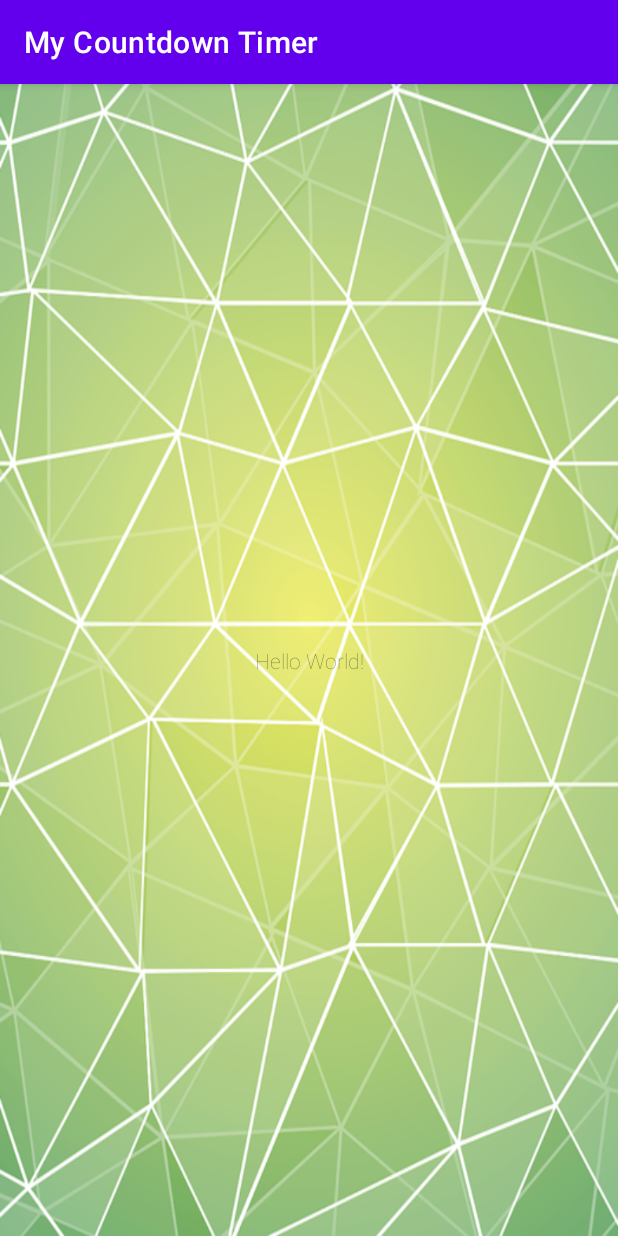
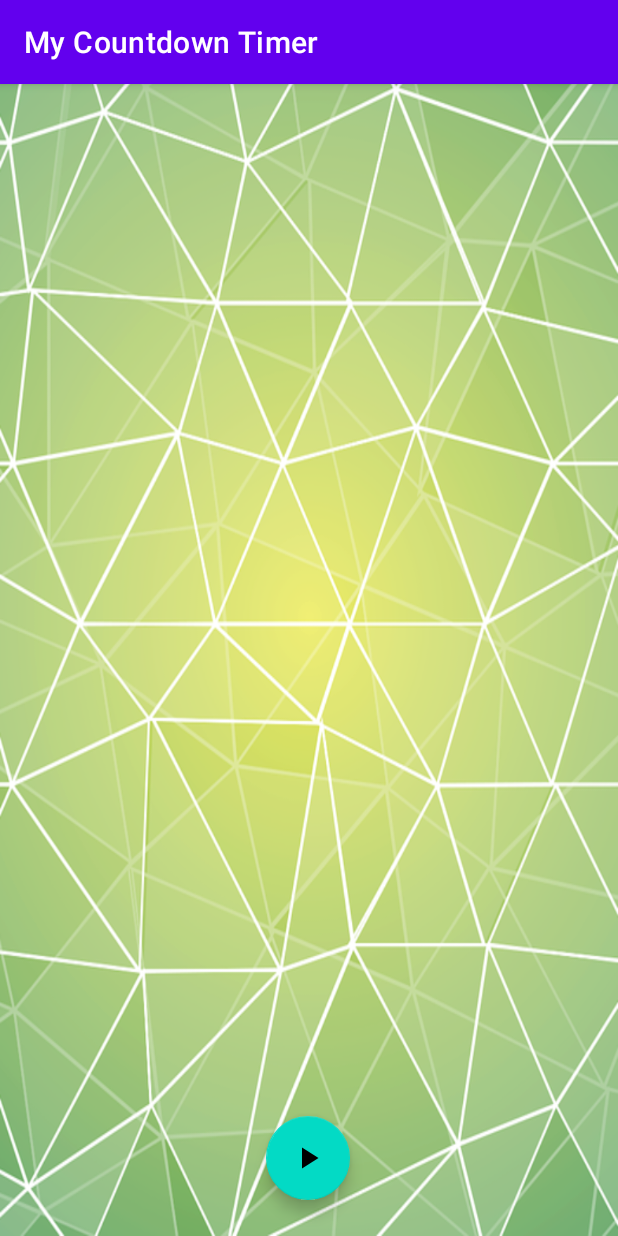
Before and after one commit to nao-18/count_down_timer_app, an Android app: the screen it shows after launch (MainActivity), on a phone screen of 412 x 824 dp. Run offline under Robolectric (Android 15) with nearby library versions, the phone set to English and light mode, and no system bars.

Commit message:
再生ボタン追加

```diff
--- a/app/src/main/res/layout/activity_main.xml
+++ b/app/src/main/res/layout/activity_main.xml
@@ -6,13 +6,16 @@
     android:layout_height="match_parent"
     tools:context=".MainActivity">
 
-    <TextView
+    <com.google.android.material.floatingactionbutton.FloatingActionButton
+        android:id="@+id/playStop"
         android:layout_width="wrap_content"
         android:layout_height="wrap_content"
-        android:text="Hello World!"
+        android:layout_marginBottom="24dp"
+        android:clickable="true"
         app:layout_constraintBottom_toBottomOf="parent"
-        app:layout_constraintLeft_toLeftOf="parent"
-        app:layout_constraintRight_toRightOf="parent"
-        app:layout_constraintTop_toTopOf="parent" />
+        app:layout_constraintEnd_toEndOf="parent"
+        app:layout_constraintHorizontal_bias="0.498"
+        app:layout_constraintStart_toStartOf="parent"
+        app:srcCompat="@drawable/ic_baseline_play_arrow_24" />
 
 </androidx.constraintlayout.widget.ConstraintLayout>
```
